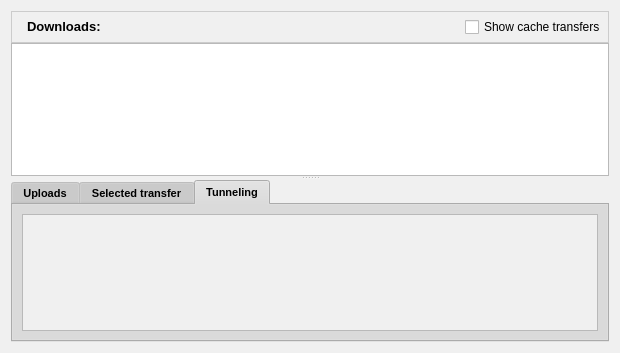
This is retroshare-gui/src/gui/TransfersDialog.ui in RetroShare/RetroShare as Qt 5 draws it before an edit. The edited form follows.
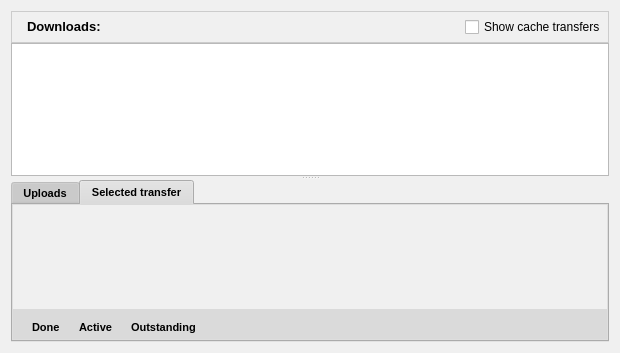
This is the edited form. The open tabs and pages were chosen to show the change. Icons and pictures are not drawn.

Commit message: improved tunnel statistics gui

What changed in the file:
```diff
--- a/retroshare-gui/src/gui/TransfersDialog.ui
+++ b/retroshare-gui/src/gui/TransfersDialog.ui
@@ -826,30 +826,6 @@
         </item>
        </layout>
       </widget>
-      <widget class="QWidget" name="tab_3">
-       <attribute name="title">
-        <string>Tunneling</string>
-       </attribute>
-       <layout class="QHBoxLayout" name="horizontalLayout">
-        <item>
-         <widget class="QScrollArea" name="tunnelInfoWidget">
-          <property name="widgetResizable">
-           <bool>true</bool>
-          </property>
-          <widget class="QWidget" name="scrollAreaWidgetContents_2">
-           <property name="geometry">
-            <rect>
-             <x>0</x>
-             <y>0</y>
-             <width>98</width>
-             <height>28</height>
-            </rect>
-           </property>
-          </widget>
-         </widget>
-        </item>
-       </layout>
-      </widget>
      </widget>
     </widget>
    </item>
```
Left out of the diff: 5 changed lines with no effect on the pictures. The commit also changes 3 other files.
